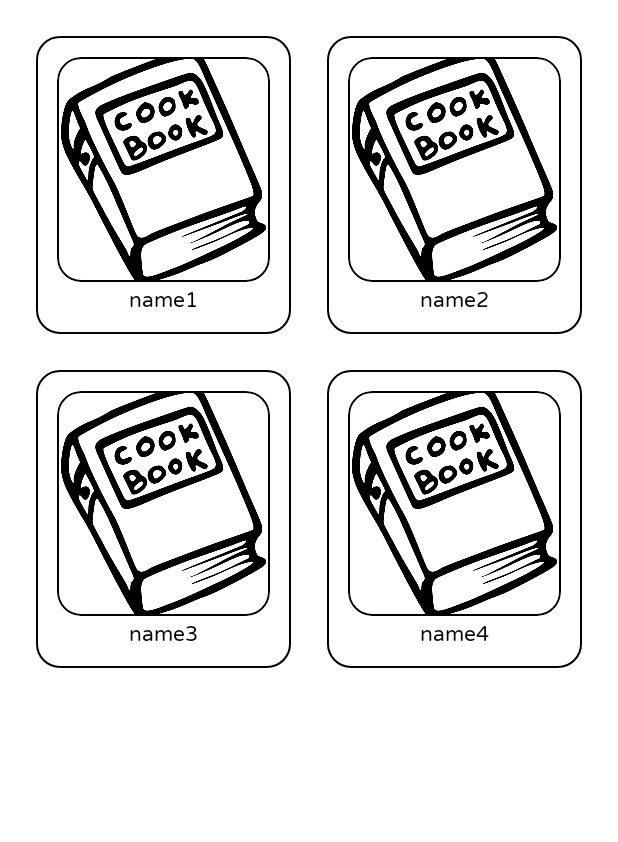
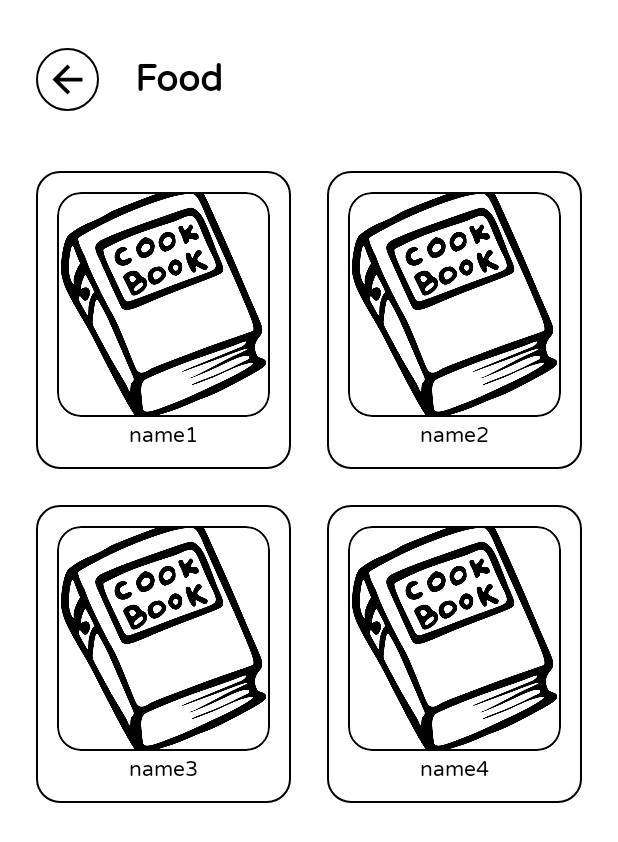
Before and after one commit to pascaladitia/Food_Recipes_Compose, an Android app built with Jetpack Compose: the @Preview function CategoryPreview, on a phone screen of 412 x 824 dp. Shown: the top 842 px of the screen. Run offline under Robolectric (Android 15) with nearby library versions, the phone set to English and light mode, and no system bars; network calls fail; pictures from the network do not load.

Commit message:
handle nav back in category

```diff
--- a/app/src/main/java/com/pascal/foodrecipescompose/presentation/screen/category/CategoryScreen.kt
+++ b/app/src/main/java/com/pascal/foodrecipescompose/presentation/screen/category/CategoryScreen.kt
@@ -7,6 +7,7 @@ import androidx.compose.foundation.layout.Arrangement
 import androidx.compose.foundation.layout.Box
 import androidx.compose.foundation.layout.Column
 import androidx.compose.foundation.layout.PaddingValues
+import androidx.compose.foundation.layout.Row
 import androidx.compose.foundation.layout.Spacer
 import androidx.compose.foundation.layout.fillMaxWidth
 import androidx.compose.foundation.layout.height
@@ -17,6 +18,9 @@ import androidx.compose.foundation.lazy.grid.GridCells
 import androidx.compose.foundation.lazy.grid.LazyVerticalGrid
 import androidx.compose.foundation.lazy.grid.rememberLazyGridState
 import androidx.compose.foundation.shape.RoundedCornerShape
+import androidx.compose.material.icons.Icons
+import androidx.compose.material.icons.outlined.ArrowBack
+import androidx.compose.material.icons.outlined.FavoriteBorder
 import androidx.compose.material3.MaterialTheme
 import androidx.compose.material3.Surface
 import androidx.compose.material3.Text
@@ -39,6 +43,7 @@ import coil.compose.AsyncImage
 import com.pascal.foodrecipescompose.R
 import com.pascal.foodrecipescompose.data.remote.dtos.FilterCategoryItem
 import com.pascal.foodrecipescompose.presentation.component.ErrorScreen
+import com.pascal.foodrecipescompose.presentation.component.IconCircleBorder
 import com.pascal.foodrecipescompose.presentation.component.ImageModel
 import com.pascal.foodrecipescompose.presentation.component.LoadingScreen
 import com.pascal.foodrecipescompose.presentation.ui.theme.FoodRecipesComposeTheme
@@ -50,7 +55,8 @@ fun CategoryScreen(
     paddingValues: PaddingValues,
     viewModel: CategoryViewModel = hiltViewModel(),
     query: String,
-    onDetailClick: (String) -> Unit
+    onDetailClick: (String) -> Unit,
+    onNavBack: () -> Unit
 ) {
 
     LaunchedEffect(key1 = true) {
@@ -77,9 +83,13 @@ fun CategoryScreen(
             is UiState.Success -> {
                 val data = (uiState as UiState.Success).data
                 CategoryContent(
+                    query = query,
                     listCategory = data?.meals,
                     onDetailClick = {
                         onDetailClick(it)
+                    },
+                    onNavBack = {
+                        onNavBack()
                     }
                 )
             }
@@ -90,11 +100,38 @@ fun CategoryScreen(
 @Composable
 fun CategoryContent(
     modifier: Modifier = Modifier,
+    query: String,
     listCategory: List<FilterCategoryItem?>?,
-    onDetailClick: (String) -> Unit
+    onDetailClick: (String) -> Unit,
+    onNavBack: () -> Unit
 ) {
+    Column {
+        Row(
+            modifier = Modifier
+                .fillMaxWidth()
+                .padding(top = 32.dp, start = 24.dp, end = 24.dp, bottom = 16.dp),
+            verticalAlignment = Alignment.CenterVertically,
+            horizontalArrangement = Arrangement.SpaceBetween
+        ) {
+            IconCircleBorder(
+                size = 42.dp,
+                padding = 6.dp,
+                imageVector = Icons.Outlined.ArrowBack
+            ) {
+                onNavBack()
+            }
+            Text(
+                modifier = Modifier
+                    .fillMaxWidth()
+                    .padding(start = 24.dp),
+                text = query.ifEmpty { stringResource(id = R.string.food_recipes) },
+                style = MaterialTheme.typography.headlineLarge,
+                maxLines = 2,
+                overflow = TextOverflow.Ellipsis
+            )
+        }
+
         LazyVerticalGrid(
-        modifier = modifier,
             columns = GridCells.Adaptive(130.dp),
             state = rememberLazyGridState(),
             verticalArrangement = Arrangement.spacedBy(24.dp),
@@ -109,6 +146,7 @@ fun CategoryContent(
                             onDetailClick(it)
                         }
                     )
+                }
             }
         }
     }
@@ -167,7 +205,9 @@ fun CategoryPreview() {
         )
         CategoryContent(
             listCategory = listCategory,
-            onDetailClick = {}
+            query = "Food",
+            onDetailClick = {},
+            onNavBack = {}
         )
     }
 }
--- a/app/src/main/java/com/pascal/foodrecipescompose/presentation/screen/main/MainActivity.kt
+++ b/app/src/main/java/com/pascal/foodrecipescompose/presentation/screen/main/MainActivity.kt
@@ -118,6 +118,9 @@ fun MainScreen(
                     query = it.arguments?.getString(QUERY) ?: "",
                     onDetailClick = { query ->
                         navController.navigate(Screen.DetailScreen.createRoute(query))
+                    },
+                    onNavBack = {
+                        navController.popBackStack()
                     }
                 )
             }
```
Lines whose indentation alone changed are shown as unchanged.
